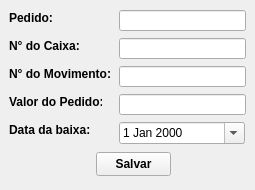
Old version of the form ui/ui_manual_insert.ui in the repository maatkur/card-payments.
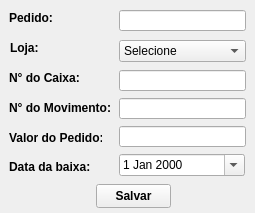
New version of the form. Icons and pictures are not drawn.

Commit message: Selecting the store in the manual insertion screen

Patch:
```diff
--- a/ui/ui_manual_insert.ui
+++ b/ui/ui_manual_insert.ui
@@ -7,7 +7,7 @@
     <x>0</x>
     <y>0</y>
     <width>255</width>
-    <height>190</height>
+    <height>213</height>
    </rect>
   </property>
   <property name="windowTitle">
@@ -21,7 +21,7 @@
    <property name="geometry">
     <rect>
      <x>119</x>
-     <y>38</y>
+     <y>70</y>
      <width>127</width>
      <height>21</height>
     </rect>
@@ -41,7 +41,7 @@
    <property name="geometry">
     <rect>
      <x>119</x>
-     <y>94</y>
+     <y>126</y>
      <width>127</width>
      <height>21</height>
     </rect>
@@ -51,7 +51,7 @@
    <property name="geometry">
     <rect>
      <x>119</x>
-     <y>66</y>
+     <y>98</y>
      <width>127</width>
      <height>21</height>
     </rect>
@@ -79,7 +79,7 @@
    <property name="geometry">
     <rect>
      <x>9</x>
-     <y>38</y>
+     <y>70</y>
      <width>70</width>
      <height>16</height>
     </rect>
@@ -97,7 +97,7 @@
    <property name="geometry">
     <rect>
      <x>9</x>
-     <y>66</y>
+     <y>100</y>
      <width>104</width>
      <height>16</height>
     </rect>
@@ -115,7 +115,7 @@
    <property name="geometry">
     <rect>
      <x>9</x>
-     <y>94</y>
+     <y>130</y>
      <width>93</width>
      <height>16</height>
     </rect>
@@ -133,7 +133,7 @@
    <property name="geometry">
     <rect>
      <x>9</x>
-     <y>122</y>
+     <y>159</y>
      <width>81</width>
      <height>16</height>
     </rect>
@@ -151,7 +151,7 @@
    <property name="geometry">
     <rect>
      <x>96</x>
-     <y>152</y>
+     <y>184</y>
      <width>75</width>
      <height>24</height>
     </rect>
@@ -169,7 +169,7 @@
    <property name="geometry">
     <rect>
      <x>119</x>
-     <y>122</y>
+     <y>154</y>
      <width>126</width>
      <height>22</height>
     </rect>
@@ -178,6 +178,39 @@
     <bool>true</bool>
    </property>
   </widget>
+  <widget class="QLabel" name="label_6">
+   <property name="geometry">
+    <rect>
+     <x>10</x>
+     <y>40</y>
+     <width>43</width>
+     <height>16</height>
+    </rect>
+   </property>
+   <property name="font">
+    <font>
+     <bold>true</bold>
+    </font>
+   </property>
+   <property name="text">
+    <string>Loja:</string>
+   </property>
+  </widget>
+  <widget class="QComboBox" name="stores_comboBox">
+   <property name="geometry">
+    <rect>
+     <x>119</x>
+     <y>40</y>
+     <width>127</width>
+     <height>22</height>
+    </rect>
+   </property>
+   <item>
+    <property name="text">
+     <string>Selecione</string>
+    </property>
+   </item>
+  </widget>
  </widget>
  <resources/>
  <connections/>
```
The commit also changes 5 other files.
